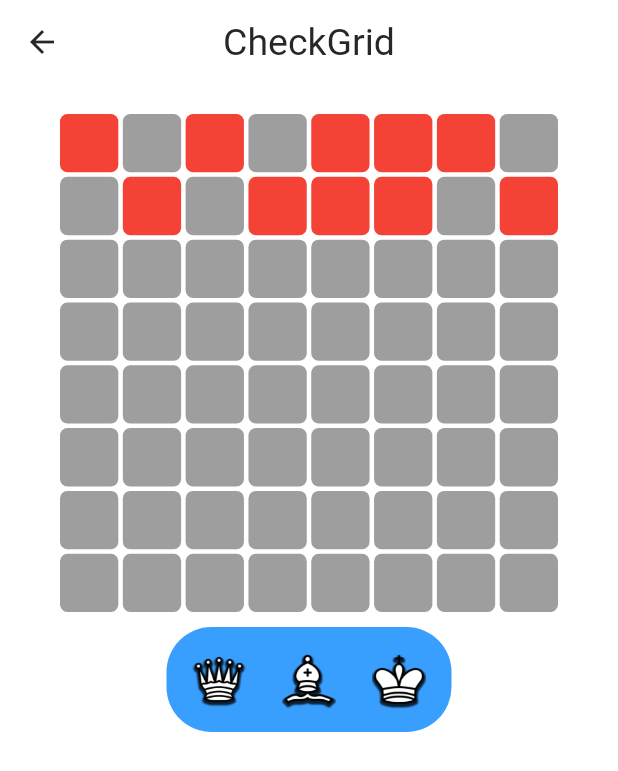
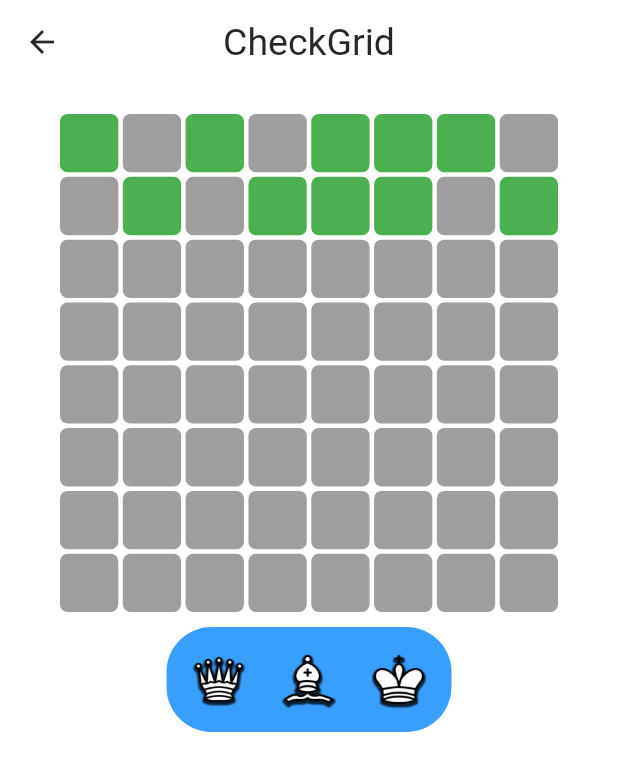
Before and after one commit to jarnbring/checkgrid, a Flutter app: the screen it shows after launch, after a tap on "Play", on a phone screen of 412 x 824 dp. Shown: the top 771 px of the screen. Run offline on Flutter 3.47's test engine with Material 3 defaults, Android fonts, the phone set to English and light mode, and no system bars; our stand-ins replace device_preview; missing offline and left inert: flame.

Commit message:
Added color levels

```diff
--- a/gamename/lib/game/block.dart
+++ b/gamename/lib/game/block.dart
@@ -1,9 +1,20 @@
+import 'dart:math';
+
+import 'package:flutter/widgets.dart';
 import 'package:gamename/game/piecetype.dart';
 
 class Block {
+  Point position;
   bool isActive;
   bool isTargeted;
   PieceType? piece;
+  Color? color;
 
-  Block({this.isActive = false, this.isTargeted = false, this.piece});
+  Block({
+    required this.position,
+    this.isActive = false,
+    this.isTargeted = false,
+    this.piece,
+    this.color
+    });
 }
--- a/gamename/lib/pages/game_page.dart
+++ b/gamename/lib/pages/game_page.dart
@@ -67,7 +67,7 @@ class _GamePageState extends State<GamePage> with TickerProviderStateMixin {
     for (int row = 0; row < 2; row++) {
       for (int col = 0; col < boardWidth; col++) {
         if (random.nextBool()) {
-          board[row][col] = Block(isActive: true);
+          board[row][col] = Block(position: Point(row, col), isActive: true);
         }
       }
     }
@@ -75,13 +75,11 @@ class _GamePageState extends State<GamePage> with TickerProviderStateMixin {
 
   Color setCellColor(Block? block) {
     if (block == null) {
-      return Colors.grey; // Empty cell
-    } else if (block.isActive || block.isTargeted) {
-      return Colors.red; // Killcell
-    } else if (block.piece != null) {
-      return Colors.blue; // Piece on the cell
+      return Colors.grey;
+    } else if (block.color != null) {
+      return block.color!;
     }
-    return Colors.green; // Targeted cell
+    return Colors.green;
   }
 
   void showTargetedCells(
@@ -144,12 +142,40 @@ class _GamePageState extends State<GamePage> with TickerProviderStateMixin {
   }
 
   void spawnNewRows() {
+    update();
     for (int row = boardHeight - 1; row > 0; row--) {
       board[row] = List<Block?>.from(board[row - 1]);
     }
     board[0] = List<Block?>.filled(boardWidth, null);
-    initKillingCells(); // ev. modifiera så den bara fyller rad 0
+    initKillingCells();
   }
+
+void update() {
+  setState(() {
+    for (int row = 0; row < boardHeight; row++) {
+      for (int col = 0; col < boardWidth; col++) {
+        if (board[row][col] == null) {
+          board[row][col]?.color = Colors.grey;
+        } else if (board[row][col]!.piece != null) {
+          board[row][col]?.color = Colors.blue;
+        } else {
+          // Bestäm färg baserat på rad
+          if (row < 1 && board[row][col] != null && board[row][col]!.isActive) {
+            board[row][col]?.color = Colors.green;
+          } else if (row >= 1 && row < 3 && board[row][col] != null && board[row][col]!.isActive) {
+            board[row][col]?.color = Colors.orange;
+          } else if (row >= 3 && row < 5 && board[row][col] != null && board[row][col]!.isActive) {
+            board[row][col]?.color = Colors.red;
+          } else if (row > 5 && row <= 7 && board[row][col] == null) {
+            board[row][col]?.color = Colors.deepPurple; // Botten blir lila
+          }
+        }
+      }
+    }
+  });
+}
+
+
 
   Widget _buildContinueButton() {
     return GestureDetector(
@@ -214,6 +240,7 @@ class _GamePageState extends State<GamePage> with TickerProviderStateMixin {
                     onAcceptWithDetails: (details) {
                       setState(() {
                         board[row][col] = Block(
+                          position: Point(row, col),
                           piece: details.data,
                           isActive: false,
                         );
```
